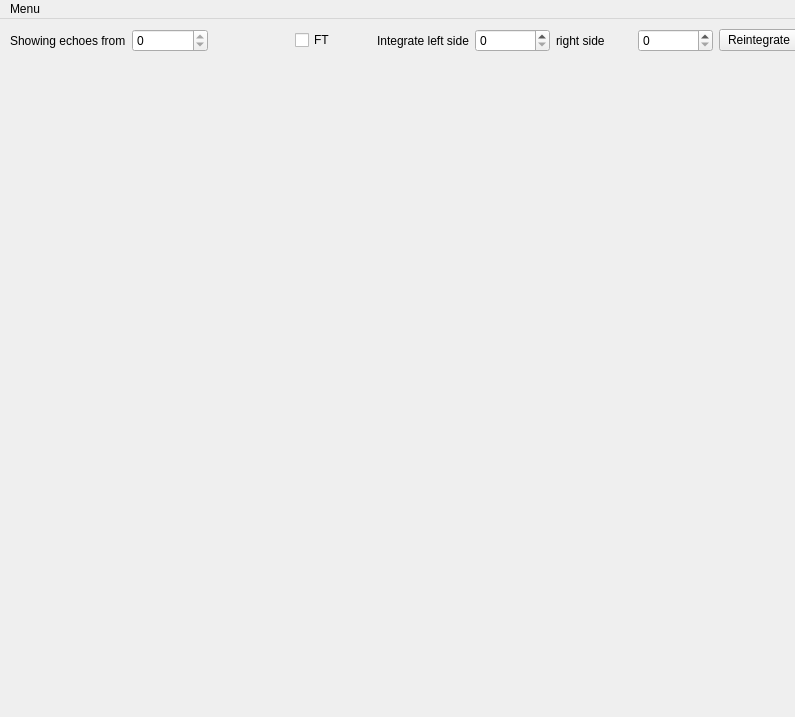
Qt form mainWindow.ui (diont17/processCPMG-vT) before a commit.
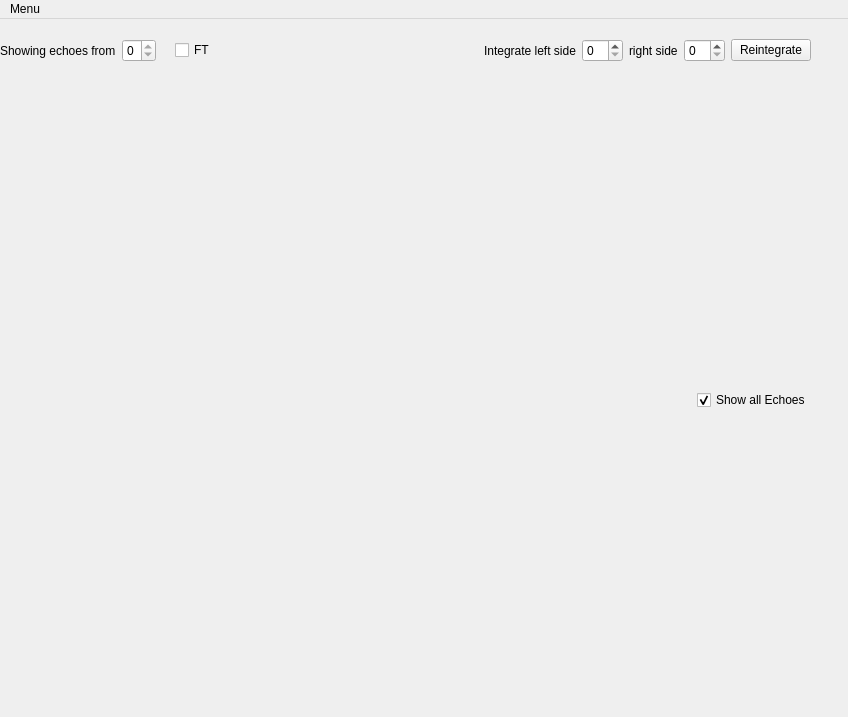
The same form after that commit.

Commit message: Started on integrating echoes

```diff
--- a/mainWindow.ui
+++ b/mainWindow.ui
@@ -6,7 +6,7 @@
    <rect>
     <x>0</x>
     <y>0</y>
-    <width>795</width>
+    <width>848</width>
     <height>717</height>
    </rect>
   </property>
@@ -17,10 +17,10 @@
    <widget class="QWidget" name="verticalLayoutWidget">
     <property name="geometry">
      <rect>
-      <x>10</x>
-      <y>10</y>
-      <width>789</width>
-      <height>451</height>
+      <x>0</x>
+      <y>20</y>
+      <width>811</width>
+      <height>371</height>
      </rect>
     </property>
     <layout class="QVBoxLayout" name="verticalLayout">
@@ -57,6 +57,19 @@
          </property>
         </widget>
        </item>
+       <item>
+        <spacer name="horizontalSpacer">
+         <property name="orientation">
+          <enum>Qt::Horizontal</enum>
+         </property>
+         <property name="sizeHint" stdset="0">
+          <size>
+           <width>40</width>
+           <height>20</height>
+          </size>
+         </property>
+        </spacer>
+       </item>
        <item>
         <widget class="QLabel" name="lblRangeLeft">
          <property name="text">
@@ -113,6 +126,39 @@
        </item>
       </layout>
      </item>
+     <item>
+      <layout class="QHBoxLayout" name="horizontalLayout_3">
+       <item>
+        <spacer name="horizontalSpacer_2">
+         <property name="orientation">
+          <enum>Qt::Horizontal</enum>
+         </property>
+         <property name="sizeHint" stdset="0">
+          <size>
+           <width>40</width>
+           <height>20</height>
+          </size>
+         </property>
+        </spacer>
+       </item>
+       <item>
+        <widget class="QCheckBox" name="chkPlotAllEchoes">
+         <property name="text">
+          <string>Show all Echoes</string>
+         </property>
+         <property name="checkable">
+          <bool>true</bool>
+         </property>
+         <property name="checked">
+          <bool>true</bool>
+         </property>
+         <property name="tristate">
+          <bool>false</bool>
+         </property>
+        </widget>
+       </item>
+      </layout>
+     </item>
     </layout>
    </widget>
   </widget>
@@ -121,7 +167,7 @@
     <rect>
      <x>0</x>
      <y>0</y>
-     <width>795</width>
+     <width>848</width>
      <height>25</height>
     </rect>
    </property>
```
The commit also changes 3 other files.
